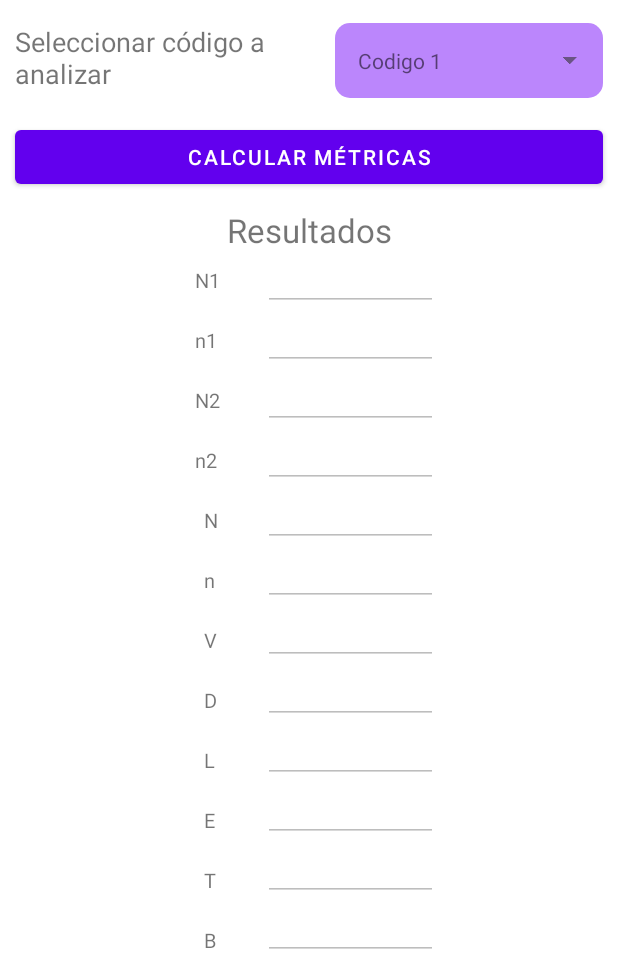
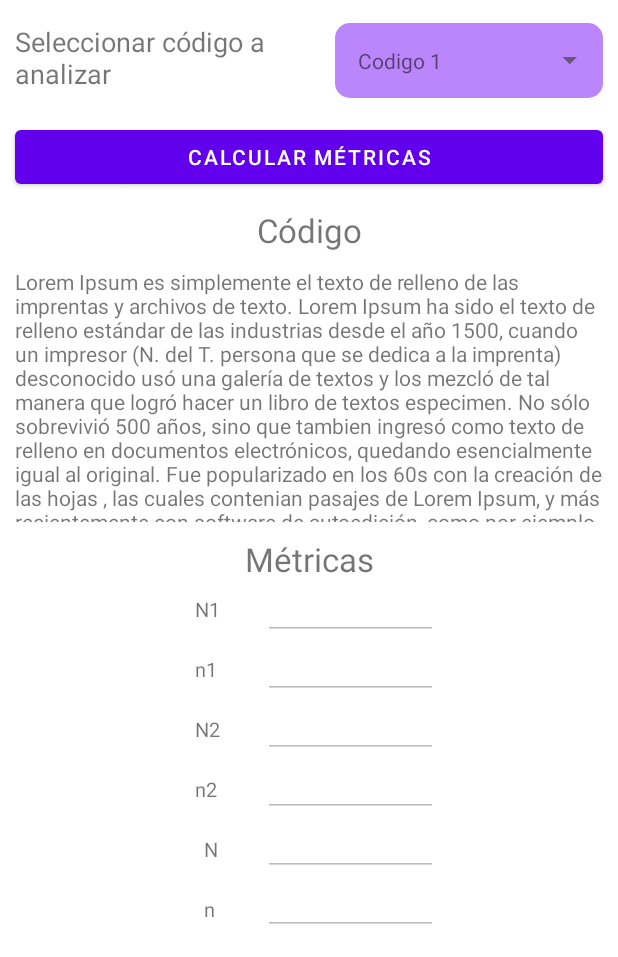
Before and after one commit to JohnTS13/Metricas_de_Halstead, an Android app: the screen it shows after launch (MainActivity), on a phone screen of 412 x 824 dp, the part 279-1236 px from its top. Run offline under Robolectric (Android 15) with nearby library versions, the phone set to English and light mode, and no system bars.

Commit message:
agregacion del espacio para el codigo

```diff
--- a/app/src/main/res/layout/fragment_calcular_metricas.xml
+++ b/app/src/main/res/layout/fragment_calcular_metricas.xml
@@ -78,6 +78,38 @@
         </LinearLayout>
     </LinearLayout>
 
+    <TextView
+        android:id="@+id/textSubtituloCodigo"
+        android:layout_width="match_parent"
+        android:layout_height="wrap_content"
+        android:layout_marginTop="10dp"
+        android:layout_marginVertical="10dp"
+        android:gravity="center"
+        android:text="@string/tab1_text_subtituloCodigo"
+        android:textSize="22sp" />
+
+    <ScrollView
+        android:layout_width="match_parent"
+        android:layout_height="170dp">
+
+        <TextView
+            android:id="@+id/textCodigo"
+            android:layout_width="match_parent"
+            android:layout_height="wrap_content"
+            android:layout_marginLeft="10dp"
+            android:layout_marginRight="10dp"
+            android:text="Lorem Ipsum es simplemente el texto de relleno de las imprentas y archivos de texto. Lorem Ipsum ha sido el texto de relleno estándar de las industrias desde el año 1500, cuando un impresor (N. del T. persona que se dedica a la imprenta) desconocido usó una galería de textos y los mezcló de tal manera que logró hacer un libro de textos especimen. No sólo sobrevivió 500 años, sino que tambien ingresó como texto de relleno en documentos electrónicos, quedando esencialmente igual al original. Fue popularizado en los 60s con la creación de las hojas , las cuales contenian pasajes de Lorem Ipsum, y más recientemente con software de autoedición, como por ejemplo Aldus PageMaker, el cual incluye versiones de Lorem Ipsum." />
+    </ScrollView>
+
+    <TextView
+        android:id="@+id/textSubtituloResultados"
+        android:layout_width="match_parent"
+        android:layout_height="wrap_content"
+        android:layout_marginTop="10dp"
+        android:gravity="center"
+        android:text="@string/tab1_text_subtituloResultado"
+        android:textSize="22sp" />
+
     <ScrollView
         android:layout_width="match_parent"
         android:layout_height="match_parent">
@@ -86,15 +118,6 @@
             android:layout_width="match_parent"
             android:layout_height="wrap_content"
             android:orientation="vertical">
-
-            <TextView
-                android:id="@+id/textSubtitulo"
-                android:layout_width="match_parent"
-                android:layout_height="wrap_content"
-                android:layout_marginTop="10dp"
-                android:gravity="center"
-                android:text="@string/tab1_text_subtitulo"
-                android:textSize="22sp" />
 
             <LinearLayout
                 android:layout_width="match_parent"
@@ -239,9 +262,9 @@
                         android:layout_marginLeft="10dp"
                         android:layout_marginRight="120dp"
                         android:ems="10"
+                        android:enabled="false"
                         android:inputType="textPersonName"
                         android:text=""
-                        android:enabled="false"
                         android:textSize="13sp" />
 
                     <EditText
@@ -251,9 +274,9 @@
                         android:layout_marginLeft="10dp"
                         android:layout_marginRight="120dp"
                         android:ems="10"
+                        android:enabled="false"
                         android:inputType="textPersonName"
                         android:text=""
-                        android:enabled="false"
                         android:textSize="13sp" />
 
                     <EditText
@@ -263,9 +286,9 @@
                         android:layout_marginLeft="10dp"
                         android:layout_marginRight="120dp"
                         android:ems="10"
+                        android:enabled="false"
                         android:inputType="textPersonName"
                         android:text=""
-                        android:enabled="false"
                         android:textSize="13sp" />
 
                     <EditText
@@ -275,9 +298,9 @@
                         android:layout_marginLeft="10dp"
                         android:layout_marginRight="120dp"
                         android:ems="10"
+                        android:enabled="false"
                         android:inputType="textPersonName"
                         android:text=""
-                        android:enabled="false"
                         android:textSize="13sp" />
 
                     <EditText
@@ -287,9 +310,9 @@
                         android:layout_marginLeft="10dp"
                         android:layout_marginRight="120dp"
                         android:ems="10"
+                        android:enabled="false"
                         android:inputType="textPersonName"
                         android:text=""
-                        android:enabled="false"
                         android:textSize="13sp" />
 
                     <EditText
@@ -299,9 +322,9 @@
                         android:layout_marginLeft="10dp"
                         android:layout_marginRight="120dp"
                         android:ems="10"
+                        android:enabled="false"
                         android:inputType="textPersonName"
                         android:text=""
-                        android:enabled="false"
                         android:textSize="13sp" />
 
                     <EditText
@@ -311,9 +334,9 @@
                         android:layout_marginLeft="10dp"
                         android:layout_marginRight="120dp"
                         android:ems="10"
+                        android:enabled="false"
                         android:inputType="textPersonName"
                         android:text=""
-                        android:enabled="false"
                         android:textSize="13sp" />
 
                     <EditText
@@ -323,9 +346,9 @@
                         android:layout_marginLeft="10dp"
                         android:layout_marginRight="120dp"
                         android:ems="10"
+                        android:enabled="false"
                         android:inputType="textPersonName"
                         android:text=""
-                        android:enabled="false"
                         android:textSize="13sp" />
 
                     <EditText
@@ -335,9 +358,9 @@
                         android:layout_marginLeft="10dp"
                         android:layout_marginRight="120dp"
                         android:ems="10"
+                        android:enabled="false"
                         android:inputType="textPersonName"
                         android:text=""
-                        android:enabled="false"
                         android:textSize="13sp" />
 
                     <EditText
@@ -347,9 +370,9 @@
                         android:layout_marginLeft="10dp"
                         android:layout_marginRight="120dp"
                         android:ems="10"
+                        android:enabled="false"
                         android:inputType="textPersonName"
                         android:text=""
-                        android:enabled="false"
                         android:textSize="13sp" />
 
                     <EditText
@@ -359,9 +382,9 @@
                         android:layout_marginLeft="10dp"
                         android:layout_marginRight="120dp"
                         android:ems="10"
+                        android:enabled="false"
                         android:inputType="textPersonName"
                         android:text=""
-                        android:enabled="false"
                         android:textSize="13sp" />
 
                     <EditText
@@ -371,9 +394,9 @@
                         android:layout_marginLeft="10dp"
                         android:layout_marginRight="120dp"
                         android:ems="10"
+                        android:enabled="false"
                         android:inputType="textPersonName"
                         android:text=""
-                        android:enabled="false"
                         android:textSize="13sp" />
                 </LinearLayout>
 
--- a/app/src/main/res/values/strings.xml
+++ b/app/src/main/res/values/strings.xml
@@ -12,5 +12,6 @@
     <!-- Tab 1 -->
     <string name="tab1_text_view1">Seleccionar código a analizar</string>
     <string name="btn_calcular">Calcular métricas</string>
-    <string name="tab1_text_subtitulo">Resultados</string>
+    <string name="tab1_text_subtituloResultado">Métricas</string>
+    <string name="tab1_text_subtituloCodigo">Código</string>
 </resources>
```
